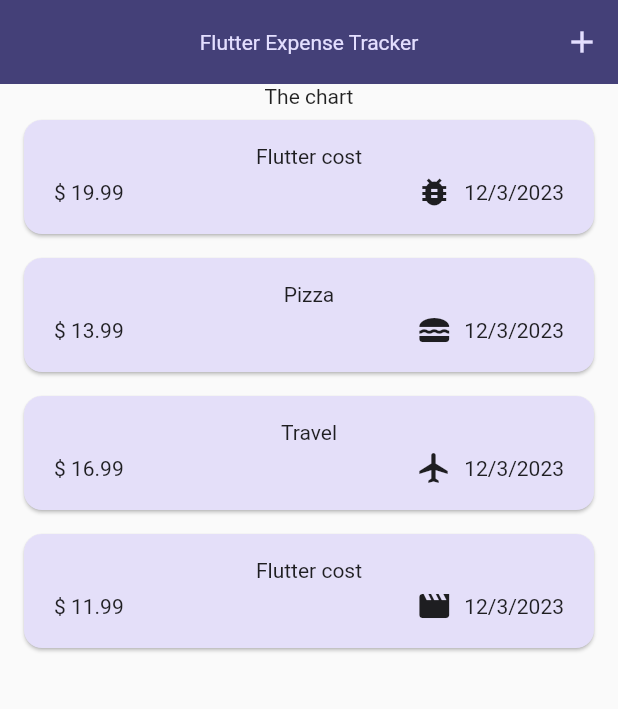
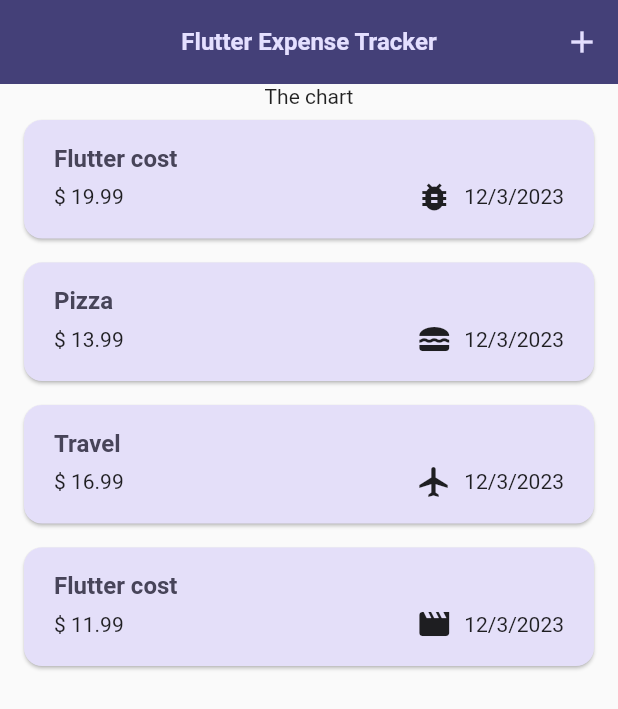
Before and after one commit to LuisDutra/expense_tracker, a Flutter app: the screen it shows after launch, on a phone screen of 412 x 824 dp. Shown: the top 709 px of the screen. Run offline on Flutter 3.47's test engine with Material 2 defaults, Android fonts, the phone set to English and light mode, and no system bars.

Commit message:
playing around with the thems in the app

```diff
--- a/lib/main.dart
+++ b/lib/main.dart
@@ -30,9 +30,9 @@ void main() {
           ),
           textTheme: ThemeData().textTheme.copyWith(
                 titleLarge: TextStyle(
-                  fontWeight: FontWeight.normal,
+                  fontWeight: FontWeight.bold,
                   color: kColorScheme.onSecondaryContainer,
-                  fontSize: 14,
+                  fontSize: 16,
                 ),
               )),
       home: const Expenses(),
--- a/lib/models/widgets/expenses_list/expense_item.dart
+++ b/lib/models/widgets/expenses_list/expense_item.dart
@@ -14,8 +14,11 @@ class ExpenseItem extends StatelessWidget {
           horizontal: 20,
           vertical: 16,
         ),
-        child: Column(children: [
-          Text(expense.title),
+        child: Column(crossAxisAlignment: CrossAxisAlignment.start, children: [
+          Text(
+            expense.title,
+            style: Theme.of(context).textTheme.titleLarge,
+          ),
           const SizedBox(
             height: 4,
           ),
--- a/lib/models/widgets/expenses_list/expenses_list.dart
+++ b/lib/models/widgets/expenses_list/expenses_list.dart
@@ -17,6 +17,10 @@ class ExpensesList extends StatelessWidget {
     return ListView.builder(
       itemCount: expenses.length,
       itemBuilder: (context, index) => Dismissible(
+        background: Container(
+          color: Theme.of(context).colorScheme.error.withOpacity(0.85),
+          margin: Theme.of(context).cardTheme.margin,
+        ),
         key: ValueKey(expenses[index]),
         onDismissed: (direction) {
           onRemoveExpense(expenses[index]);
```
